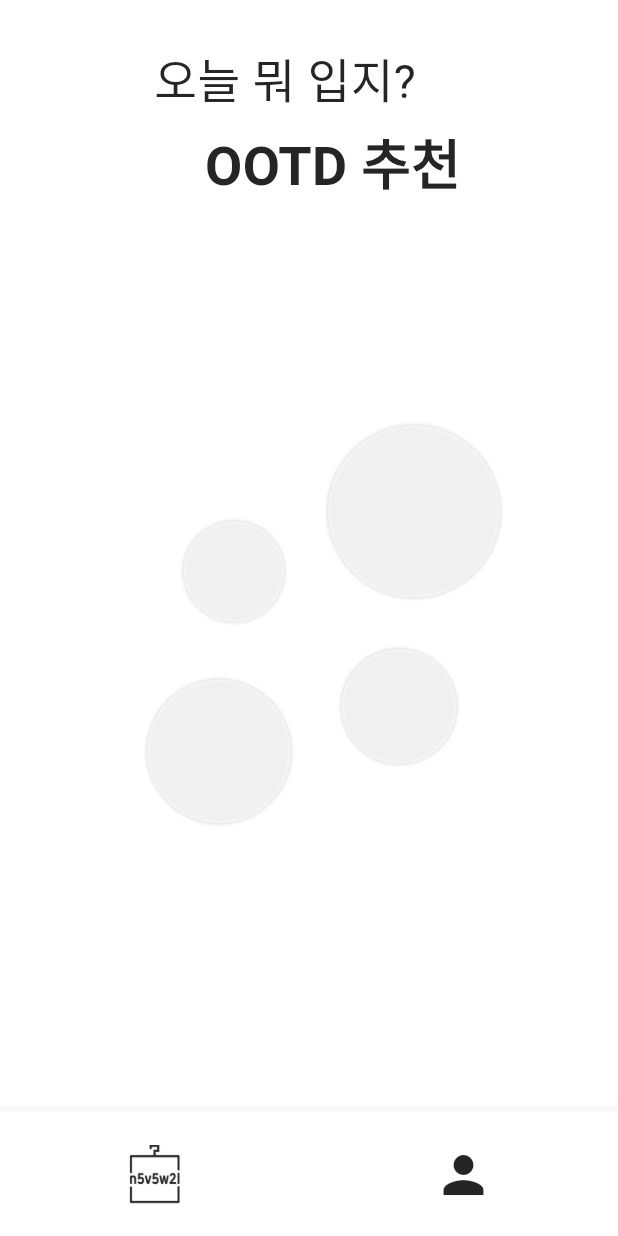
After one commit to hackathone-mohaji/FrontEnd, a Flutter app: the screen it shows after launch, after a tap on "로그인", on a phone screen of 412 x 824 dp. The commit adds this screen. Run offline on Flutter 3.47's test engine with Material 3 defaults, Android fonts, the light colour scheme and no system bars.

Commit message:
UI 틀 잡기

```diff
--- /dev/null
+++ b/lib/login.dart
@@ -0,0 +1,215 @@
+import 'package:flutter/material.dart';
+
+class Login extends StatelessWidget {
+  final TextEditingController emailController = TextEditingController();
+  final TextEditingController passwordController = TextEditingController();
+
+  void showSignUpDialog(BuildContext context) {
+    TextEditingController signUpNameController = TextEditingController();
+    TextEditingController signUpEmailController = TextEditingController();
+    TextEditingController signUpPasswordController = TextEditingController();
+
+    showDialog(
+      context: context,
+      builder: (context) {
+        return Dialog(
+          shape: RoundedRectangleBorder(
+            borderRadius: BorderRadius.circular(20.0),
+          ),
+          child: Container(
+            padding: const EdgeInsets.all(20.0),
+            decoration: BoxDecoration(
+              color: const Color(0xFFFFFFFF),
+              borderRadius: BorderRadius.circular(20.0),
+            ),
+            child: Column(
+              mainAxisSize: MainAxisSize.min,
+              children: [
+                const Text(
+                  '회원가입',
+                  style: TextStyle(
+                    fontSize: 16,
+                    fontWeight: FontWeight.bold,
+                    color: Color(0xFF252525),
+                  ),
+                ),
+                const SizedBox(height: 20),
+                Container(
+                  child: TextField(
+                    controller: signUpNameController,
+                    decoration: InputDecoration(
+                      labelText: '이름',
+                      border: OutlineInputBorder(
+                        borderRadius: BorderRadius.circular(12.0),
+                      ),
+                    ),
+                  ),
+                  width: 400,
+                ),
+                const SizedBox(height: 15),
+                Container(
+                  child: TextField(
+                    controller: signUpEmailController,
+                    decoration: InputDecoration(
+                      labelText: '이메일',
+                      border: OutlineInputBorder(
+                        borderRadius: BorderRadius.circular(12.0),
+                      ),
+                    ),
+                  ),
+                  width: 400,
+                ),
+                const SizedBox(height: 15),
+                Container(
+                  child: TextField(
+                    controller: signUpPasswordController,
+                    obscureText: true,
+                    decoration: InputDecoration(
+                      labelText: '비밀번호',
+                      border: OutlineInputBorder(
+                        borderRadius: BorderRadius.circular(12.0),
+                      ),
+                    ),
+                  ),
+                  width: 400,
+                ),
+                const SizedBox(height: 20),
+                ElevatedButton(
+                  onPressed: () {
+                    Navigator.pop(context);
+                    ScaffoldMessenger.of(context).showSnackBar(
+                      const SnackBar(content: Text('회원가입이 완료되었습니다.')),
+                    );
+                  },
+                  style: ElevatedButton.styleFrom(
+                    backgroundColor: const Color(0xFF252525),
+                    padding: const EdgeInsets.symmetric(vertical: 15),
+                    shape: RoundedRectangleBorder(
+                      borderRadius: BorderRadius.circular(10.0),
+                    ),
+                  ),
+                  child: Container(
+                    child: const Text(
+                      '회원가입',
+                      textAlign: TextAlign.center,
+                      style: TextStyle(
+                        color: Colors.white,
+                        fontSize: 16,
+                      ),
+                    ),
+                    width: 100,
+                  ),
+                ),
+              ],
+            ),
+          ),
+        );
+      },
+    );
+  }
+
+  @override
+  Widget build(BuildContext context) {
+    return Scaffold(
+      backgroundColor: const Color(0xFFFFFFFF),
+      body: Padding(
+        padding: const EdgeInsets.all(16.0),
+        child: Column(
+          mainAxisAlignment: MainAxisAlignment.center,
+          children: [
+            Image.asset(
+              'assets/novowel_app.png',
+              height: 200,
+            ),
+            const SizedBox(),
+            Container(
+              decoration: BoxDecoration(
+                color: const Color(0xFFFFFFFF),
+                boxShadow: [
+                  BoxShadow(
+                    color: Colors.black.withOpacity(0.15),
+                    blurRadius: 10.0,
+                    offset: const Offset(0, 4),
+                  ),
+                ],
+                borderRadius: BorderRadius.circular(15.0),
+              ),
+              child: TextField(
+                controller: emailController,
+                decoration: InputDecoration(
+                  labelText: '이메일',
+                  border: OutlineInputBorder(
+                    borderRadius: BorderRadius.circular(15.0),
+                  ),
+                ),
+              ),
+              width: 450,
+            ),
+            const SizedBox(height: 20),
+            Container(
+              decoration: BoxDecoration(
+                color: const Color(0xFFFFFFFF),
+                boxShadow: [
+                  BoxShadow(
+                    color: Colors.black.withOpacity(0.15),
+                    blurRadius: 10.0,
+                    offset: const Offset(0, 4),
+                  ),
+                ],
+                borderRadius: BorderRadius.circular(15.0),
+              ),
+              child: TextField(
+                controller: passwordController,
+                obscureText: true,
+                decoration: InputDecoration(
+                  labelText: '비밀번호',
+                  border: OutlineInputBorder(
+                    borderRadius: BorderRadius.circular(15.0),
+                  ),
+                ),
+              ),
+              width: 450,
+            ),
+            const SizedBox(height: 10),
+            Row(
+              mainAxisAlignment: MainAxisAlignment.spaceBetween,
+              children: [
+                TextButton(
+                  onPressed: () => showSignUpDialog(context),
+                  child: const Text('회원가입'),
+                ),
+                TextButton(
+                  onPressed: () {},
+                  child: const Text('아이디 / 비밀번호 찾기'),
+                ),
+              ],
+            ),
+            const SizedBox(height: 10),
+            ElevatedButton(
+              onPressed: () {
+                Navigator.pushReplacementNamed(context, '/main');
+              },
+              style: ElevatedButton.styleFrom(
+                backgroundColor: const Color(0xFF252525),
+                padding: const EdgeInsets.symmetric(vertical: 20),
+              ),
+              child: Container(
+                child: const Center(
+                  child: Text(
+                    '로그인',
+                    style: TextStyle(
+                      fontSize: 16,
+                      color: Color(0xFFFFFFFF),
+                    ),
+                  ),
+                ),
+                width: 450,
+                height: 25,
+              ),
+            ),
+          ],
+        ),
+      ),
+    );
+  }
+}
--- a/lib/main.dart
+++ b/lib/main.dart
@@ -1,125 +1,86 @@
 import 'package:flutter/material.dart';
+import 'login.dart';
+import 'ootd.dart';
+import 'profile.dart';
 
 void main() {
-  runApp(const MyApp());
+  runApp(MyApp());
 }
 
 class MyApp extends StatelessWidget {
-  const MyApp({super.key});
-
-  // This widget is the root of your application.
   @override
   Widget build(BuildContext context) {
     return MaterialApp(
-      title: 'Flutter Demo',
-      theme: ThemeData(
-        // This is the theme of your application.
-        //
-        // TRY THIS: Try running your application with "flutter run". You'll see
-        // the application has a purple toolbar. Then, without quitting the app,
-        // try changing the seedColor in the colorScheme below to Colors.green
-        // and then invoke "hot reload" (save your changes or press the "hot
-        // reload" button in a Flutter-supported IDE, or press "r" if you used
-        // the command line to start the app).
-        //
-        // Notice that the counter didn't reset back to zero; the application
-        // state is not lost during the reload. To reset the state, use hot
-        // restart instead.
-        //
-        // This works for code too, not just values: Most code changes can be
-        // tested with just a hot reload.
-        colorScheme: ColorScheme.fromSeed(seedColor: Colors.deepPurple),
-        useMaterial3: true,
-      ),
-      home: const MyHomePage(title: 'Flutter Demo Home Page'),
+      debugShowCheckedModeBanner: false,
+      title: 'n5v5w2l',
+      initialRoute: '/',
+      routes: {
+        '/': (context) => Login(),
+        '/main': (context) => HomePage(),
+      },
     );
   }
 }
 
-class MyHomePage extends StatefulWidget {
-  const MyHomePage({super.key, required this.title});
-
-  // This widget is the home page of your application. It is stateful, meaning
-  // that it has a State object (defined below) that contains fields that affect
-  // how it looks.
-
-  // This class is the configuration for the state. It holds the values (in this
-  // case the title) provided by the parent (in this case the App widget) and
-  // used by the build method of the State. Fields in a Widget subclass are
-  // always marked "final".
-
-  final String title;
-
+class HomePage extends StatefulWidget {
   @override
-  State<MyHomePage> createState() => _MyHomePageState();
+  _HomePageState createState() => _HomePageState();
 }
 
-class _MyHomePageState extends State<MyHomePage> {
-  int _counter = 0;
+class _HomePageState extends State<HomePage> {
+  int _currentIndex = 0;
 
-  void _incrementCounter() {
+  final List<Widget> _pages = [
+    OOTDPage(), // OOTD 페이지
+    ProfilePage(), // 프로필 페이지
+  ];
+
+  void _onTabTapped(int index) {
     setState(() {
-      // This call to setState tells the Flutter framework that something has
-      // changed in this State, which causes it to rerun the build method below
-      // so that the display can reflect the updated values. If we changed
-      // _counter without calling setState(), then the build method would not be
-      // called again, and so nothing would appear to happen.
-      _counter++;
+      _currentIndex = index;
     });
   }
 
   @override
   Widget build(BuildContext context) {
-    // This method is rerun every time setState is called, for instance as done
-    // by the _incrementCounter method above.
-    //
-    // The Flutter framework has been optimized to make rerunning build methods
-    // fast, so that you can just rebuild anything that needs updating rather
-    // than having to individually change instances of widgets.
     return Scaffold(
-      appBar: AppBar(
-        // TRY THIS: Try changing the color here to a specific color (to
-        // Colors.amber, perhaps?) and trigger a hot reload to see the AppBar
-        // change color while the other colors stay the same.
-        backgroundColor: Theme.of(context).colorScheme.inversePrimary,
-        // Here we take the value from the MyHomePage object that was created by
-        // the App.build method, and use it to set our appbar title.
-        title: Text(widget.title),
+      body: IndexedStack(
+        index: _currentIndex,
+        children: _pages,
       ),
-      body: Center(
-        // Center is a layout widget. It takes a single child and positions it
-        // in the middle of the parent.
-        child: Column(
-          // Column is also a layout widget. It takes a list of children and
-          // arranges them vertically. By default, it sizes itself to fit its
-          // children horizontally, and tries to be as tall as its parent.
-          //
-          // Column has various properties to control how it sizes itself and
-          // how it positions its children. Here we use mainAxisAlignment to
-          // center the children vertically; the main axis here is the vertical
-          // axis because Columns are vertical (the cross axis would be
-          // horizontal).
-          //
-          // TRY THIS: Invoke "debug painting" (choose the "Toggle Debug Paint"
-          // action in the IDE, or press "p" in the console), to see the
-          // wireframe for each widget.
-          mainAxisAlignment: MainAxisAlignment.center,
-          children: <Widget>[
-            const Text(
-              'You have pushed the button this many times:',
+      bottomNavigationBar: BottomNavigationBar(
+        currentIndex: _currentIndex,
+        onTap: _onTabTapped,
+        type: BottomNavigationBarType.fixed, // 고정형 네비게이션 바
+        backgroundColor: const Color(0xFFFFFFFF),
+        selectedItemColor: const Color(0xFF252525),
+        unselectedItemColor: const Color(0xFF757575),
+        showSelectedLabels: false, // 선택된 아이템의 라벨 숨기기
+        showUnselectedLabels: false, // 선택되지 않은 아이템의 라벨 숨기기
+        items: const [
+          BottomNavigationBarItem(
+            icon: Padding(
+              padding: EdgeInsets.only(top: 8.0), // 아이콘 중앙 정렬
+              child: ImageIcon(
+                AssetImage('assets/novowel.png'),
+                size: 40,
+              ),
             ),
-            Text(
-              '$_counter',
-              style: Theme.of(context).textTheme.headlineMedium,
+            label: '', // 라벨 제거
+          ),
+          BottomNavigationBarItem(
+            icon: Padding(
+              padding: EdgeInsets.only(top: 8.0), // 아이콘 중앙 정렬
+              child: Icon(
+                Icons.person,
+                size: 40,
+                color: const Color(0xFF252525),
+              ),
             ),
-          ],
-        ),
+            label: '', // 라벨 제거
+          ),
+        ],
       ),
-      floatingActionButton: FloatingActionButton(
-        onPressed: _incrementCounter,
-        tooltip: 'Increment',
-        child: const Icon(Icons.add),
-      ), // This trailing comma makes auto-formatting nicer for build methods.
     );
   }
 }
--- /dev/null
+++ b/lib/ootd.dart
@@ -0,0 +1,176 @@
+import 'package:flutter/material.dart';
+
+class OOTDPage extends StatefulWidget {
+  @override
+  _OOTDPageState createState() => _OOTDPageState();
+}
+
+class _OOTDPageState extends State<OOTDPage> with SingleTickerProviderStateMixin {
+  late AnimationController _controller;
+  late Animation<double> _sizeAnimation;
+
+  @override
+  void initState() {
+    super.initState();
+    _controller = AnimationController(
+      vsync: this,
+      duration: const Duration(seconds: 3),
+    )..repeat(reverse: true);
+
+    _sizeAnimation = Tween<double>(begin: 0.9, end: 1.1).animate(
+      CurvedAnimation(parent: _controller, curve: Curves.easeInOut),
+    );
+  }
+
+  @override
+  void dispose() {
+    _controller.dispose();
+    super.dispose();
+  }
+
+  void showCircleModal(BuildContext context) {
+    showDialog(
+      context: context,
+      builder: (BuildContext context) {
+        return Dialog(
+          shape: RoundedRectangleBorder(
+            borderRadius: BorderRadius.circular(20.0), // 라운딩 추가
+          ),
+          child: Container(
+            width: 300,
+            height: 200,
+            decoration: BoxDecoration(
+              color: const Color(0xFFFFFFFF),
+              borderRadius: BorderRadius.circular(20.0), // 라운딩 추가
+            ),
+            child: Center(
+              child: const Text(
+                "상세 정보",
+                style: TextStyle(
+                  fontSize: 18,
+                  color: Color(0xFF252525),
+                ),
+              ),
+            ),
+          ),
+        );
+      },
+    );
+  }
+
+  @override
+  Widget build(BuildContext context) {
+    Widget buildCircle(double size) {
+      return AnimatedBuilder(
+        animation: _controller,
+        builder: (context, child) {
+          return Transform.scale(
+            scale: _sizeAnimation.value,
+            child: GestureDetector(
+              onTap: () => showCircleModal(context),
+              child: Container(
+                width: size,
+                height: size,
+                decoration: BoxDecoration(
+                  shape: BoxShape.circle,
+                  color: Colors.white70,
+                  boxShadow: [
+                    BoxShadow(
+                      color: Colors.black.withOpacity(0.2),
+                      blurRadius: 2,
+                    ),
+                  ],
+                ),
+              ),
+            ),
+          );
+        },
+      );
+    }
+
+
+    return Scaffold(
+      backgroundColor: const Color(0xFFFFFFFF),
+      body: SafeArea(
+        child: Column(
+          children: [
+            // 상단 텍스트
+            Padding(
+              padding: const EdgeInsets.only(top: 30.0, left: 20.0, right: 20.0),
+              child: Column(
+                children: [
+                  Row(
+                    mainAxisAlignment: MainAxisAlignment.center,
+                    children: const [
+                      Padding(
+                        padding: EdgeInsets.only(right: 32),
+                        child: Text(
+                          "오늘 뭐 입지?",
+                          style: TextStyle(
+                            fontSize: 31,
+                            fontWeight: FontWeight.normal,
+                            color: Color(0xFF252525),
+                          ),
+                        ),
+                      ),
+                    ],
+                  ),
+                  const SizedBox(height: 5),
+                  Row(
+                    mainAxisAlignment: MainAxisAlignment.center,
+                    children: const [
+                      Padding(
+                        padding: EdgeInsets.only(left: 32),
+                        child: Text(
+                          "OOTD 추천",
+                          style: TextStyle(
+                            fontSize: 36,
+                            fontWeight: FontWeight.bold,
+                            color: Color(0xFF252525),
+                          ),
+                        ),
+                      ),
+                    ],
+                  ),
+                ],
+              ),
+            ),
+            const Spacer(),
+            // 중앙 원
+            SizedBox(
+              height: 600, // 원 배치 영역의 높이
+              child: Align(
+                alignment: Alignment.center,
+                child: Stack(
+                  alignment: Alignment.center,
+                  children: [
+                    // 원 1
+                    Transform.translate(
+                      offset: Offset(-50, -60), // 왼쪽 위
+                      child: buildCircle(70),
+                    ),
+                    // 원 2
+                    Transform.translate(
+                      offset: Offset(70, -100), // 오른쪽 위
+                      child: buildCircle(120),
+                    ),
+                    // 원 3
+                    Transform.translate(
+                      offset: Offset(-60, 60), // 왼쪽 아래
+                      child: buildCircle(100),
+                    ),
+                    // 원 4
+                    Transform.translate(
+                      offset: Offset(60, 30), // 오른쪽 아래
+                      child: buildCircle(80),
+                    ),
+                  ],
+                ),
+              ),
+            ),
+          ],
+        ),
+      ),
+    );
+  }
+}
--- /dev/null
+++ b/lib/profile.dart
@@ -0,0 +1,106 @@
+import 'package:flutter/material.dart';
+
+class ProfilePage extends StatelessWidget {
+  @override
+  Widget build(BuildContext context) {
+    return Scaffold(
+      backgroundColor: const Color(0xFFFFFFFF),
+      appBar: AppBar(
+        elevation: 0,
+        backgroundColor: const Color(0xFFFFFFFF),
+        iconTheme: const IconThemeData(color: Color(0xFF252525)),
+        automaticallyImplyLeading: false,
+      ),
+      body: SafeArea(
+        child: Column(
+          children: [
+            // 프로필 정보
+            Padding(
+              padding: const EdgeInsets.only(top: 20.0, bottom: 20.0),
+              child: Column(
+                children: [
+                  // 프로필 이미지
+                  CircleAvatar(
+                    radius: 40,
+                    backgroundColor: Colors.grey[300],
+                  ),
+                  const SizedBox(height: 10),
+                  // 사용자 이름
+                  const Text(
+                    "qwer1234님, 안녕하세요!",
+                    style: TextStyle(
+                      fontSize: 16,
+                      fontWeight: FontWeight.bold,
+                      color: Color(0xFF252525),
+                    ),
+                  ),
+                ],
+              ),
+            ),
+            // 옷장 관리와 등록/삭제
+            Padding(
+              padding: const EdgeInsets.symmetric(horizontal: 20.0),
+              child: Row(
+                mainAxisAlignment: MainAxisAlignment.spaceBetween,
+                children: const [
+                  Text(
+                    "옷장 관리",
+                    style: TextStyle(
+                      fontSize: 16,
+                      fontWeight: FontWeight.bold,
+                      color: Color(0xFF252525),
+                    ),
+                  ),
+                  Row(
+                    children: [
+                      Text(
+                        "등록",
+                        style: TextStyle(
+                          fontSize: 14,
+                          fontWeight: FontWeight.bold,
+                          color: Color(0xFF252525),
+                        ),
+                      ),
+                      SizedBox(width: 10),
+                      Text(
+                        "/ 삭제",
+                        style: TextStyle(
+                          fontSize: 14,
+                          fontWeight: FontWeight.bold,
+                          color: Colors.red,
+                        ),
+                      ),
+                    ],
+                  ),
+                ],
+              ),
+            ),
+            const SizedBox(height: 20),
+            // 옷장 관리 그리드
+            Expanded(
+              child: Padding(
+                padding: const EdgeInsets.symmetric(horizontal: 20.0),
+                child: GridView.builder(
+                  gridDelegate: const SliverGridDelegateWithFixedCrossAxisCount(
+                    crossAxisCount: 3, // 3개의 열
+                    crossAxisSpacing: 10, // 열 간격
+                    mainAxisSpacing: 10, // 행 간격
+                  ),
+                  itemCount: 12, // 예시 데이터
+                  itemBuilder: (context, index) {
+                    return Container(
+                      decoration: BoxDecoration(
+                        color: Colors.grey[300],
+                        borderRadius: BorderRadius.circular(10),
+                      ),
+                    );
+                  },
+                ),
+              ),
+            ),
+          ],
+        ),
+      ),
+    );
+  }
+}
--- a/pubspec.yaml
+++ b/pubspec.yaml
@@ -59,9 +59,9 @@ flutter:
   uses-material-design: true
 
   # To add assets to your application, add an assets section, like this:
-  # assets:
-  #   - images/a_dot_burr.jpeg
-  #   - images/a_dot_ham.jpeg
+  assets:
+    - assets/novowel_app.png
+    - assets/novowel.png
 
   # An image asset can refer to one or more resolution-specific "variants", see
   # https://flutter.dev/to/resolution-aware-images
```
Also changed, not shown: assets/novowel.png (added), assets/novowel_app.png (added).
